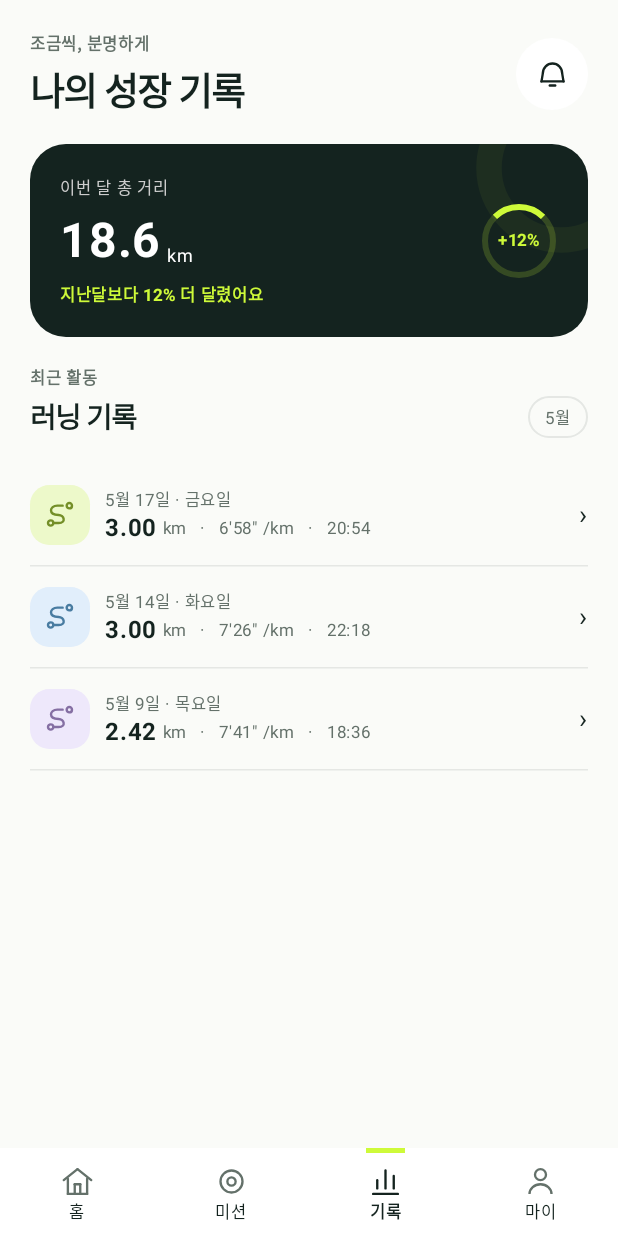
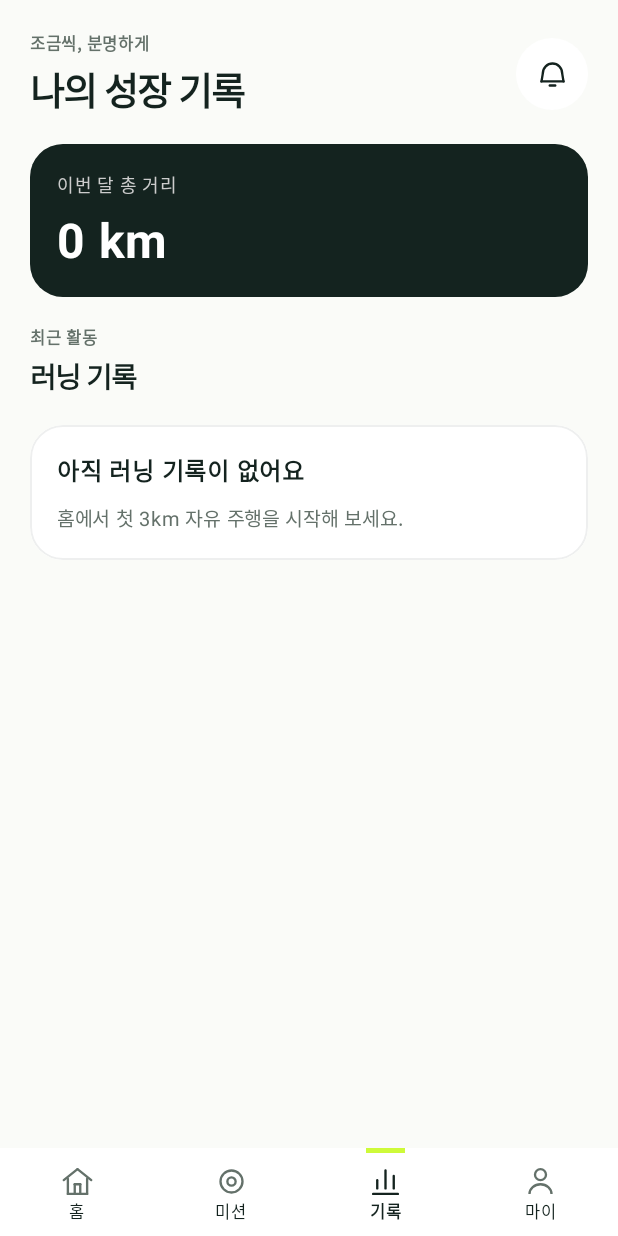
Before and after one commit to ehdrbzz2204-code/RunningApp, an Android app built with Jetpack Compose: the screen it shows after launch (MainActivity), after a tap on "자세히 ›", on a phone screen of 412 x 824 dp. Run offline under Robolectric (Android 15) with nearby library versions, the phone set to English and light mode, and no system bars.

Commit message:
로그인 후 초기 시점 인터페이스 구현

```diff
--- a/frontend/app/src/main/java/com/example/myapplication/HomeContent.kt
+++ b/frontend/app/src/main/java/com/example/myapplication/HomeContent.kt
@@ -34,20 +34,20 @@ import androidx.compose.ui.unit.*
         Column(Modifier.fillMaxWidth().padding(18.dp), verticalArrangement = Arrangement.spacedBy(12.dp)) {
             Row(Modifier.fillMaxWidth(), horizontalArrangement = Arrangement.SpaceBetween, verticalAlignment = Alignment.CenterVertically) {
                 Box(Modifier.background(Ink.copy(alpha=.07f),CircleShape).padding(horizontal=9.dp,vertical=4.dp)){Label("초기 체력 측정 중",11,true)}
-                Label("2 / 3",13,true)
+                Label("0 / 3",13,true)
             }
             Spacer(Modifier.height(3.dp))
             Column(verticalArrangement=Arrangement.spacedBy(3.dp)){
-                Text("마지막 3km만 남았어요",fontSize=23.sp,fontWeight=FontWeight.ExtraBold,color=Ink,letterSpacing=(-.8).sp)
-                Label("나만의 러닝 미션을 만나기까지 한 걸음이에요.",13)
+                Text("첫 3km부터 시작해 볼까요?",fontSize=23.sp,fontWeight=FontWeight.ExtraBold,color=Ink,letterSpacing=(-.8).sp)
+                Label("3km 자유 주행을 세 번 마치면 맞춤 미션이 열려요.",13)
             }
             Column(verticalArrangement=Arrangement.spacedBy(7.dp)){
                 Box(Modifier.fillMaxWidth().height(5.dp).background(Ink.copy(alpha=.13f),CircleShape)){
-                    Spacer(Modifier.fillMaxWidth(2f/3f).fillMaxHeight().background(Ink,CircleShape))
+
                 }
                 Row(Modifier.fillMaxWidth(),horizontalArrangement=Arrangement.SpaceBetween){
                     (1..3).forEach { n -> Row(verticalAlignment=Alignment.CenterVertically,horizontalArrangement=Arrangement.spacedBy(4.dp)){
-                        Box(Modifier.size(16.dp).background(if(n<3) Ink else Color.Transparent,CircleShape).border(1.dp,Ink.copy(alpha=.25f),CircleShape),contentAlignment=Alignment.Center){Label(if(n<3)"✓" else "3",10,true,if(n<3)Lime else Ink)}
+                        Box(Modifier.size(16.dp).background(Color.Transparent,CircleShape).border(1.dp,Ink.copy(alpha=.25f),CircleShape),contentAlignment=Alignment.Center){Label(n.toString(),10,true,Ink)}
                         Label("${n}회",11)
                     } }
                 }
@@ -66,7 +66,7 @@ import androidx.compose.ui.unit.*
     }
     CardBox {
         Row(Modifier.fillMaxWidth(),verticalAlignment=Alignment.CenterVertically){
-            listOf(Triple("8.4","km","총 거리"),Triple("2","회","러닝 횟수"),Triple("7′12″","/km","평균 페이스")).forEachIndexed { i,(value,unit,title) ->
+            listOf(Triple("0","km","총 거리"),Triple("0","회","러닝 횟수"),Triple("—","/km","평균 페이스")).forEachIndexed { i,(value,unit,title) ->
                 if(i>0) Spacer(Modifier.width(1.dp).height(26.dp).background(Mist))
                 Column(Modifier.weight(1f),horizontalAlignment=Alignment.CenterHorizontally){
                     Row(verticalAlignment=Alignment.Bottom){Label(value,19,true);Label(" $unit",10,false,Muted)}
@@ -74,7 +74,7 @@ import androidx.compose.ui.unit.*
                 }
             }
         }
-        HorizontalDivider(color=Mist);WeekChart()
+        HorizontalDivider(color=Mist); Label("첫 러닝을 마치면 주간 기록이 쌓여요.",12,false,Muted)
     }
     Spacer(Modifier.height(1.dp))
     HomeHeading("맞춤 미션","나를 위한 다음 러닝")
--- a/frontend/app/src/main/java/com/example/myapplication/MainActivity.kt
+++ b/frontend/app/src/main/java/com/example/myapplication/MainActivity.kt
@@ -72,7 +72,7 @@ internal data class MissionRecommendation(val title:String,val description:Strin
                 )
             } else {
                 Column(Modifier.fillMaxSize().padding(pad).verticalScroll(rememberScrollState()).padding(20.dp),verticalArrangement=Arrangement.spacedBy(18.dp)){
-                    val headers=mapOf("홈" to ("좋은 아침이에요" to "민수님, 오늘도 가볍게!"),"미션" to ("내 페이스에 꼭 맞는" to "러닝 미션"),
+                    val headers=mapOf("홈" to ("러닝을 시작해요" to "반가워요, 러너님!"),"미션" to ("내 페이스에 꼭 맞는" to "러닝 미션"),
                         "기록" to ("조금씩, 분명하게" to "나의 성장 기록"),"마이" to ("내 러닝을 한눈에" to "마이 페이지"))
                     val header=headers.getValue(tab)
                     Row(Modifier.fillMaxWidth(),horizontalArrangement=Arrangement.SpaceBetween,verticalAlignment=Alignment.CenterVertically){
--- a/frontend/app/src/main/java/com/example/myapplication/TabContent.kt
+++ b/frontend/app/src/main/java/com/example/myapplication/TabContent.kt
@@ -60,12 +60,12 @@ internal fun MissionContent(recommendation: MissionRecommendation?, start: (Stri
             Box(Modifier.rotate(-5f)){TileIcon(if(recommendation==null)"lock" else "goal",Lime,Ink,60)}
         }
         Box(Modifier.background(Ink.copy(.07f),CircleShape).padding(horizontal=12.dp,vertical=5.dp)){
-            Label(if(recommendation==null)"1회 남음" else "오늘의 미션",11,true)
+            Label(if(recommendation==null)"3회 남음" else "오늘의 미션",11,true)
         }
         Label(recommendation?.title?:"맞춤 미션을 준비하고 있어요",19)
-        Text(recommendation?.description?:"3km 자유 주행을 한 번 더 완료하면\n러닝 수준을 분석해 첫 미션을 알려드려요.",
+        Text(recommendation?.description?:"3km 자유 주행을 세 번 완료하면\n러닝 수준을 분석해 첫 미션을 알려드려요.",
             color=Muted,fontSize=13.sp,lineHeight=20.sp,textAlign=TextAlign.Center)
-        Action(if(recommendation==null)"마지막 측정 시작하기" else "이 훈련을 미션으로 시작"){start(recommendation?.title?:"3km 자유 주행")}
+        Action(if(recommendation==null)"첫 측정 시작하기" else "이 훈련을 미션으로 시작"){start(recommendation?.title?:"3km 자유 주행")}
     }
     HomeHeading("미리 보기","이런 미션을 만나게 돼요")
     Column(verticalArrangement=Arrangement.spacedBy(9.dp)){
@@ -80,61 +80,39 @@ internal fun MissionContent(recommendation: MissionRecommendation?, start: (Stri
 
 @Composable
 internal fun RecordsContent(lastRun: String?) {
-    Box(Modifier.fillMaxWidth().clip(RoundedCornerShape(24.dp)).background(Ink)){
-        Canvas(Modifier.matchParentSize()){
-            drawCircle(Lime.copy(.05f),48.dp.toPx(),Offset(size.width-18.dp.toPx(),16.dp.toPx()),style=Stroke(17.dp.toPx()))
-        }
-        Row(Modifier.fillMaxWidth().padding(20.dp),verticalAlignment=Alignment.CenterVertically){
-            Column(Modifier.weight(1f),verticalArrangement=Arrangement.spacedBy(8.dp)){
-                Label("이번 달 총 거리",11,false,Color.LightGray)
-                Row(verticalAlignment=Alignment.Bottom){Label("18.6",32,true,Color.White);Label(" km",12,false,Color.White)}
-                Label("지난달보다 12% 더 달렸어요",11,true,Lime)
-            }
-            Box(Modifier.size(52.dp),contentAlignment=Alignment.Center){
-                Canvas(Modifier.fillMaxSize().padding(3.dp)){
-                    val stroke=Stroke(4.dp.toPx()); drawCircle(Lime.copy(.18f),style=stroke)
-                    drawArc(Lime,-135f,90f,false,style=stroke)
-                };Label("+12%",11,true,Lime)
-            }
-        }
+    CardBox(Ink) {
+        Label("이번 달 총 거리",12,false,Color.LightGray)
+        Label("0 km",32,true,Color.White)
     }
-    Row(Modifier.fillMaxWidth(),horizontalArrangement=Arrangement.SpaceBetween,verticalAlignment=Alignment.Bottom){
-        HomeHeading("최근 활동","러닝 기록");Pill("5월")
-    }
-    Column {
-        if(lastRun!=null) {Label("최근 미리보기 · $lastRun",14,true);HorizontalDivider(color=Line)}
-        val dates=listOf("5월 17일 · 금요일","5월 14일 · 화요일","5월 9일 · 목요일")
-        val details=listOf("6′58″ /km   ·   20:54","7′26″ /km   ·   22:18","7′41″ /km   ·   18:36")
-        val colors=listOf(Color(0xffedf9ca),Color(0xffe1eefb),Color(0xffeee8fb))
-        dates.forEachIndexed{ index,date->
-            Row(Modifier.fillMaxWidth().padding(vertical=13.dp),verticalAlignment=Alignment.CenterVertically,horizontalArrangement=Arrangement.spacedBy(10.dp)){
-                TileIcon("route",colors[index],listOf(Color(0xff748f28),Color(0xff497ca1),Color(0xff856fa3))[index])
-                Column(Modifier.weight(1f)){Label(date,11,false,Muted)
-                    Row(verticalAlignment=Alignment.CenterVertically){Label(if(index==2)"2.42" else "3.00",16,true);Label(" km   ·   "+details[index],11,false,Muted)}}
-                Label("›",18)
-            };HorizontalDivider(color=Line)
+    HomeHeading("최근 활동","러닝 기록")
+    CardBox {
+        if (lastRun == null) {
+            Label("아직 러닝 기록이 없어요",16,true)
+            Label("홈에서 첫 3km 자유 주행을 시작해 보세요.",13,false,Muted)
+        } else {
+            Label("최근 러닝 미리보기",16,true)
+            Label("러닝 시간 · $lastRun",14)
         }
     }
 }
-
 @Composable private fun Pill(title:String) {
     Box(Modifier.border(1.dp,Line,CircleShape).padding(horizontal=11.dp,vertical=5.dp)){Label(title,11,false,Muted)}
 }
 
 @Composable internal fun ProfileContent(open:(String)->Unit) {
     Row(Modifier.fillMaxWidth(),verticalAlignment=Alignment.CenterVertically,horizontalArrangement=Arrangement.spacedBy(12.dp)){
-        Box(Modifier.size(52.dp).rotate(-4f).background(Lime,RoundedCornerShape(17.dp)),contentAlignment=Alignment.Center){Label("민",22,true)}
-        Column(Modifier.weight(1f)){Label("김민수",19);Label("꾸준히 달린 지 18일째",11,false,Muted)}
+        Box(Modifier.size(52.dp).rotate(-4f).background(Lime,RoundedCornerShape(17.dp)),contentAlignment=Alignment.Center){Glyph("마이")}
+        Column(Modifier.weight(1f)){Label("러너",19);Label("첫 러닝을 기다리고 있어요",11,false,Muted)}
         Box(Modifier.sizeIn(minWidth=48.dp,minHeight=48.dp).clickable{open("편집")},contentAlignment=Alignment.Center){Pill("편집")}
     }
     Row(Modifier.fillMaxWidth().clip(RoundedCornerShape(19.dp)).background(Ink).clickable{open("나의 러닝 목표")}.padding(16.dp),
         verticalAlignment=Alignment.CenterVertically,horizontalArrangement=Arrangement.spacedBy(12.dp)){
         TileIcon("goal",Lime,Ink)
-        Column(Modifier.weight(1f)){Label("나의 러닝 목표",10,false,Color.LightGray);Label("10km 완주하기",16,true,Color.White);Label("목표 페이스 6′30″ /km",11,true,Lime)}
+        Column(Modifier.weight(1f)){Label("나의 러닝 목표",10,false,Color.LightGray);Label("목표 미설정",16,true,Color.White);Label("거리 또는 페이스 목표",11,true,Lime)}
         Label("›",19,false,Color.White)
     }
     Row(Modifier.fillMaxWidth(),verticalAlignment=Alignment.CenterVertically){
-        listOf("12" to "총 러닝","48.2" to "누적 km","7′18″" to "평균 페이스").forEachIndexed{i,(value,name)->
+        listOf("0" to "총 러닝","0" to "누적 km","—" to "평균 페이스").forEachIndexed{i,(value,name)->
             if(i>0)Spacer(Modifier.width(1.dp).height(35.dp).background(Line))
             Column(Modifier.weight(1f),horizontalAlignment=Alignment.CenterHorizontally){Label(value,18,true);Label(name,11,false,Muted)}
         }
```
